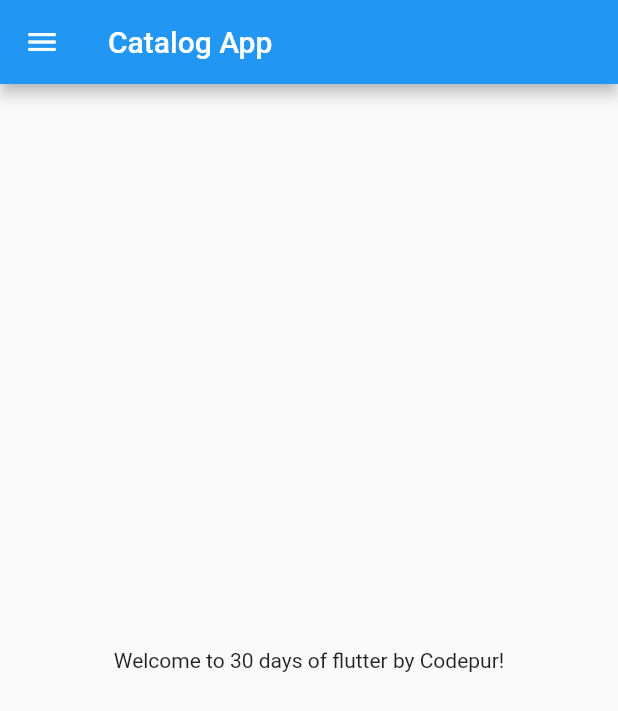
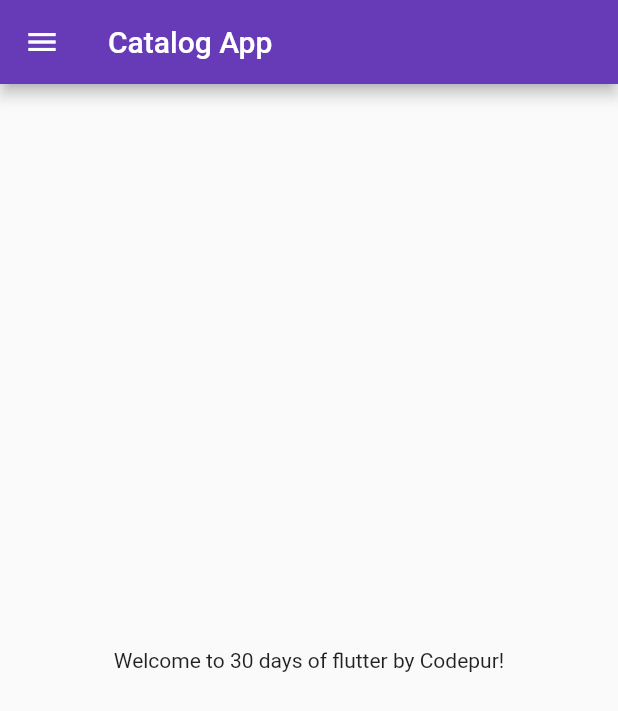
Before and after one commit to HarshBisht113322/30DaysOfFlutter, a Flutter app: the screen it shows after launch, on a phone screen of 412 x 824 dp. Shown: the top 711 px of the screen. Run offline on Flutter 3.47's test engine with Material 2 defaults, Android fonts, the phone set to English and light mode, and no system bars.

Commit message:
Day 3 completed

```diff
--- a/lib/main.dart
+++ b/lib/main.dart
@@ -1,8 +1,10 @@
 import 'package:flutter/material.dart';
-import 'package:testing/home_page.dart'; //import this package
+import 'package:testing/Pages/home_page.dart';
+import 'package:testing/Pages/login_page.dart'; //import this package
 
 void main() {
   runApp(
+      // ignore: prefer_const_constructors
       MyApp()); // Then call this but remember to make it in the class below....
 }
 
@@ -11,8 +13,33 @@ class MyApp extends StatelessWidget {
 
   @override
   Widget build(BuildContext context) {
+    // ignore: prefer_const_constructors
     return MaterialApp(
-      home: HomePage(),
+      // ignore: prefer_const_constructors
+
+      // home: HomePage(),  //removing this for route
+
+      themeMode: ThemeMode.light, //can be light or dark both
+
+      theme: ThemeData(
+        primarySwatch: Colors.deepPurple,
+      ),
+
+      // darkTheme: ThemeData(
+      //   brightness: Brightness
+      //       .dark, //enabling this maked it dark all over overriding the red below
+      // ),
+
+      initialRoute: "/home",    //without this the default first page of the app is "/" as specified below
+
+      routes: {
+        "/": (context) => LoginPage(),
+        "/home": (context) => HomePage(),
+        "/login": (context) => LoginPage(),
+      },
     );
   }
 }
+
+// METHOD --> function outside class
+bringVegetables({bool thaila = false, int rupees = 100}) {}
```
Also changed, not shown: lib/Pages/login_page.dart (added, +22 -0 lines), lib/Pages/home_page.dart (renamed from lib/home_page.dart).
